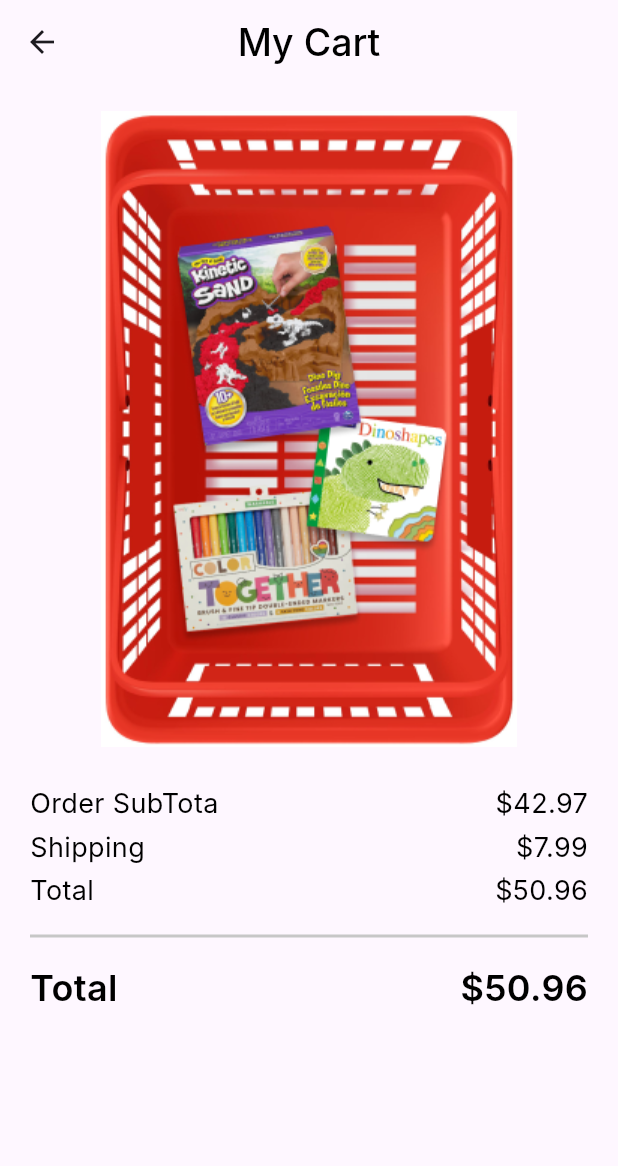
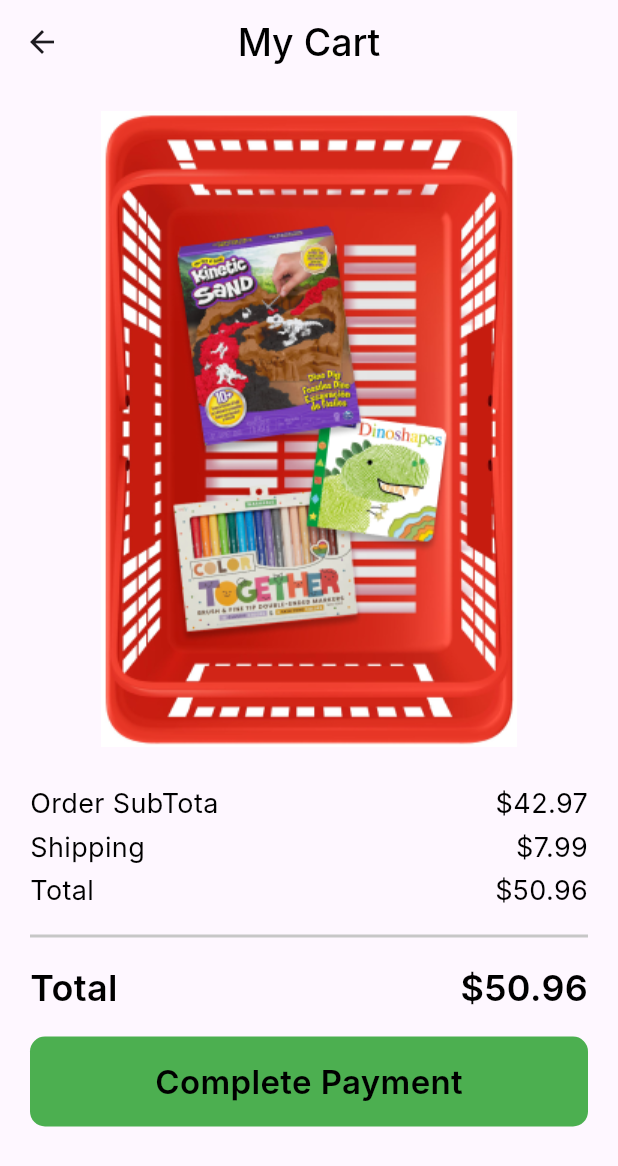
Before and after one commit to yousefmohamed35/check_out_app, a Flutter app: the screen it shows after launch, on a phone screen of 412 x 824 dp. Shown: the top 1166 px of the screen. Run offline on Flutter 3.47's test engine with Material 3 defaults, Android fonts, the phone set to English and light mode, and no system bars; our stand-ins replace device_preview; Roboto replaces fonts that are missing (Inter).

Commit message:
create custom buttom

```diff
--- a/lib/core/utils/styles.dart
+++ b/lib/core/utils/styles.dart
@@ -31,4 +31,10 @@
     color: Colors.black.withOpacity(0.80000),
     fontFamily: 'Inter',
   );
+  static TextStyle textStyle22 = const TextStyle(
+    fontSize: 22,
+    fontWeight: FontWeight.w600,
+    color: Colors.black,
+    fontFamily: 'Inter',
+  );
 }
--- /dev/null
+++ b/lib/core/utils/widgets/custom_button.dart
@@ -0,0 +1,26 @@
+import 'package:flutter/material.dart';
+import 'package:paymentapp/core/utils/styles.dart';
+
+class CustomButton extends StatelessWidget {
+  const CustomButton({super.key, required this.onTap});
+final void Function() onTap;
+  @override
+  Widget build(BuildContext context) {
+    return GestureDetector(
+      onTap: onTap,
+      child: Container(
+        width: double.infinity,
+        height: 60,
+        alignment: Alignment.center,
+        decoration: BoxDecoration(
+          color: Colors.green,
+          borderRadius: BorderRadius.circular(10),
+        ),
+        child: Text(
+          'Complete Payment',
+          style: Styles.textStyle22,
+        ),
+      ),
+    );
+  }
+}
--- a/lib/features/checkout/peresentation/views/widgets/my_cart_view_body.dart
+++ b/lib/features/checkout/peresentation/views/widgets/my_cart_view_body.dart
@@ -1,4 +1,5 @@
 import 'package:flutter/material.dart';
+import 'package:paymentapp/core/utils/widgets/custom_button.dart';
 import 'package:paymentapp/features/checkout/peresentation/views/widgets/order_info_item.dart';
 import 'package:paymentapp/features/checkout/peresentation/views/widgets/total_price_item.dart';
 
@@ -45,6 +46,15 @@
             title: 'Total',
             value: '\$50.96',
           ),
+          const SizedBox(
+            height: 16,
+          ),
+          CustomButton(
+            onTap: () {},
+          ),
+          const SizedBox(
+            height: 12,
+          ),
         ],
       ),
     );
--- a/lib/main.dart
+++ b/lib/main.dart
@@ -22,7 +22,7 @@
       locale: DevicePreview.locale(context),
       builder: DevicePreview.appBuilder,
       debugShowCheckedModeBanner: false,
-      home: MyCartView(),
+      home: const MyCartView(),
     );
   }
 }
```
